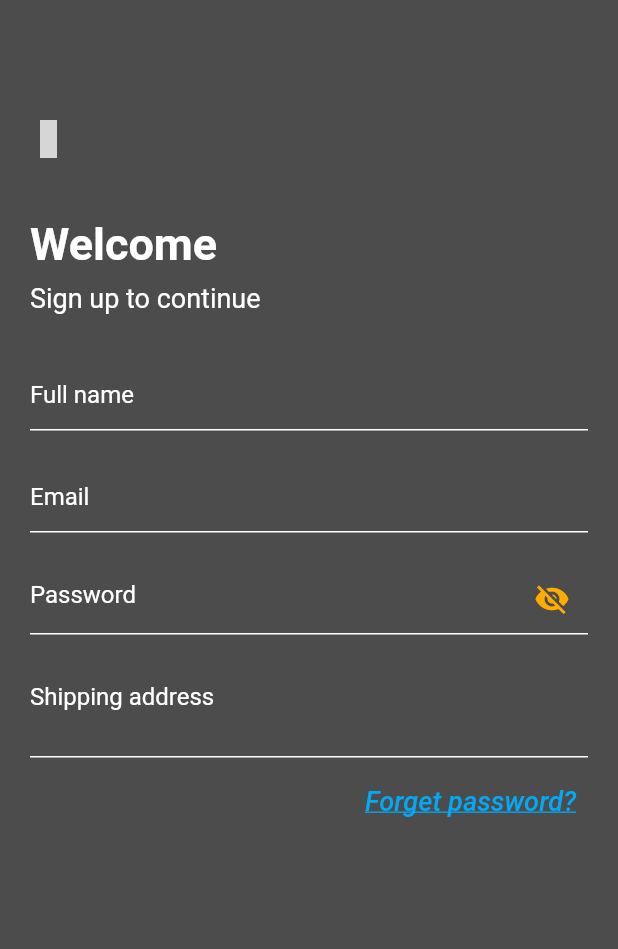
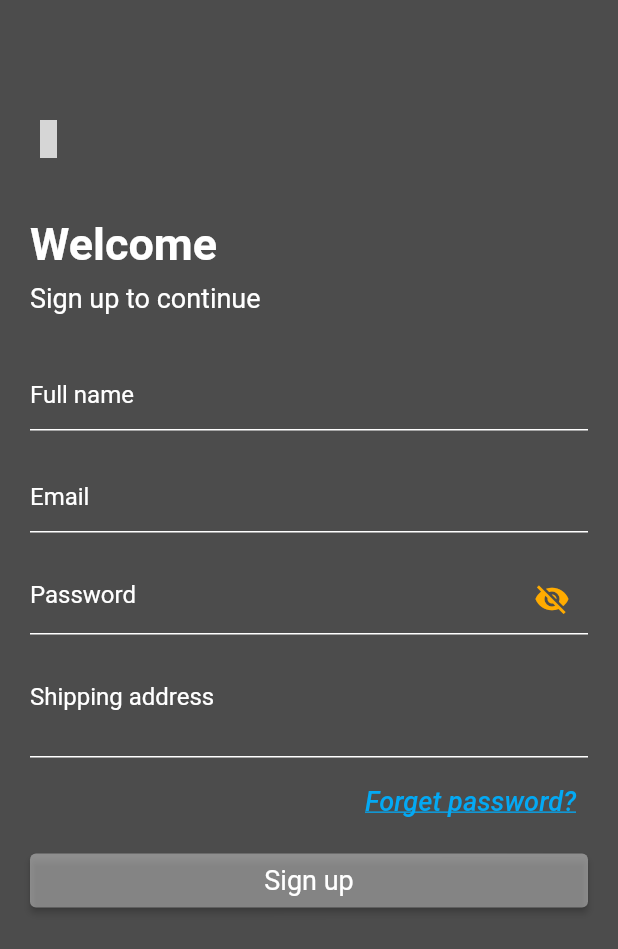
Before and after one commit to Devsaci/grocery_app_hadi_v2, a Flutter app: the RegisterScreen screen opened by its route, on a phone screen of 412 x 824 dp. Shown: the top 949 px of the screen. Run offline on Flutter 3.47's test engine with Material 2 defaults, Android fonts, the phone set to English and light mode, and no system bars; drawn by our look-alikes of card_swiper; our stand-ins replace fancy_shimmer_image, flutter_iconly, shared_preferences; accounts and stored records are empty; grey boxes are pictures that could not be loaded.

Commit message:
AuthButton 'Sign up'

```diff
--- a/lib/screens/auth/register.dart
+++ b/lib/screens/auth/register.dart
@@ -4,6 +4,7 @@ import 'package:flutter_iconly/flutter_iconly.dart';
 import 'package:grocery_app_hadi_v1/const/Constss.dart';
 import 'package:grocery_app_hadi_v1/screens/auth/login.dart';
 import 'package:grocery_app_hadi_v1/services/global_methods.dart';
+import 'package:grocery_app_hadi_v1/widgets/auth_button.dart';
 import 'package:grocery_app_hadi_v1/widgets/text_widget.dart';
 
 import '../../services/utils.dart';
@@ -262,6 +263,11 @@ class _RegisterScreenState extends State<RegisterScreen> {
                       ),
                     ),
                   ),
+                  const SizedBox(height: 5.0),
+                  AuthButton(
+                    fct: () {},
+                    buttonText: 'Sign up',
+                  )
                 ],
               ),
             ),
```
